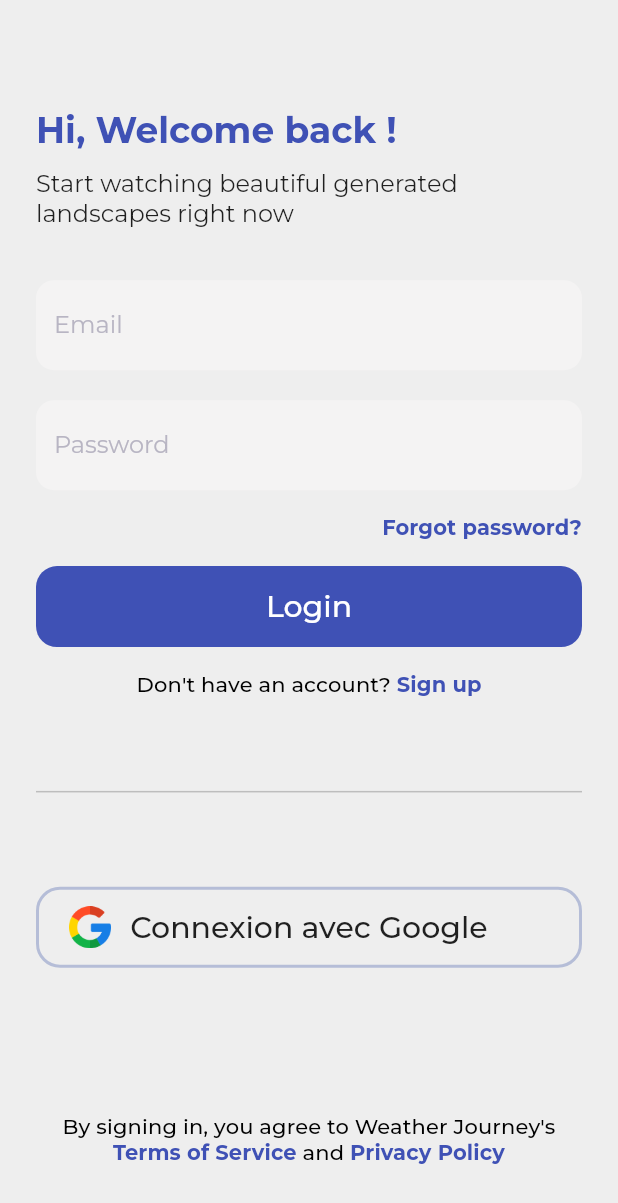
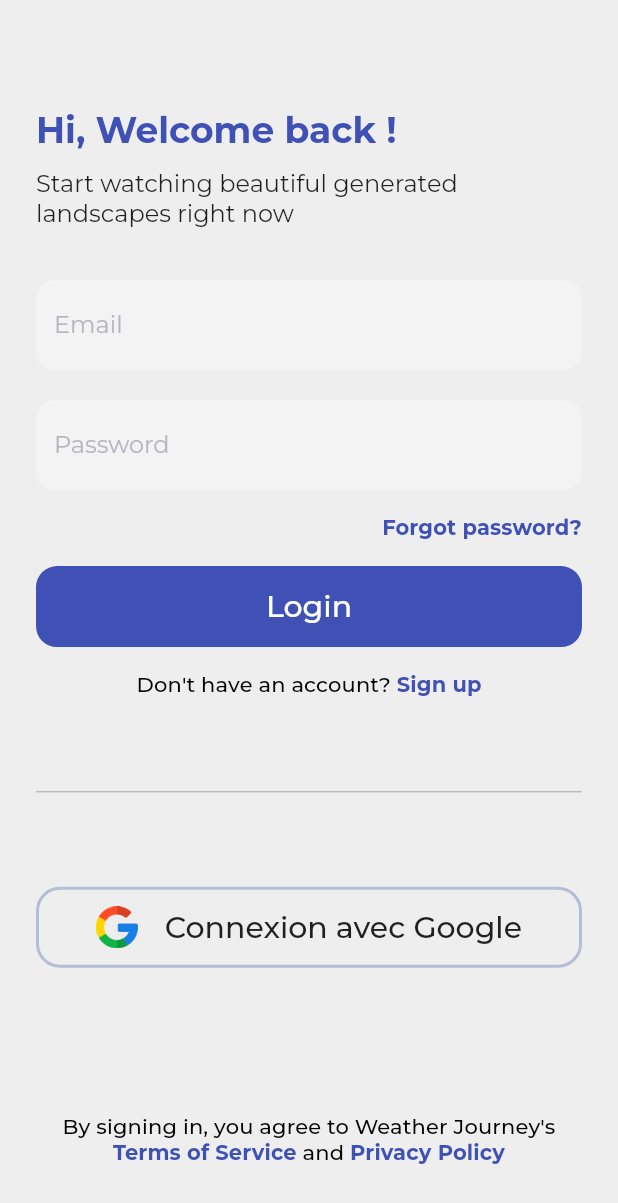
Before and after one commit to BaptisteLecat/weather_journey, a Flutter app: the screen it shows after launch, on a phone screen of 412 x 824 dp. Shown: the top 1203 px of the screen. Run offline on Flutter 3.47's test engine with Material 2 defaults, Android fonts, the phone set to English and light mode, and no system bars; our stand-ins replace cloud_firestore, dio, firebase_auth, firebase_core, flutter_riverpod, flutter_svg and 8 more; missing offline and left inert: the_apple_sign_in, weather_pack; accounts and stored records are empty; generated files the repository leaves out were written again.

Commit message:
Update sign_in_screen.dart

```diff
--- a/lib/src/features/authentication/presentation/sign_in_screen.dart
+++ b/lib/src/features/authentication/presentation/sign_in_screen.dart
@@ -187,24 +187,24 @@ class _SignInScreenState extends ConsumerState<SignInScreen> {
                           false)
                         SecondaryButton(
                             isSubmitable: true,
-                            content: Stack(children: [
-                              Align(
-                                  alignment: Alignment.centerLeft,
-                                  child: Padding(
+                            content: Padding(
                               padding: const EdgeInsets.symmetric(
-                                        horizontal: 20.0),
-                                    child: SizedBox(
+                                  horizontal: 20.0, vertical: 8),
+                              child: Row(
+                                  mainAxisAlignment:
+                                      MainAxisAlignment.spaceEvenly,
+                                  children: [
+                                    SizedBox(
                                         height: 28,
                                         width: 28,
                                         child: Image.asset(
                                             "assets/icons/apple.png")),
-                                  )),
-                              Center(
-                                  child: Text("Connexion avec Apple",
+                                    Text("Connexion avec Apple",
                                         style: Theme.of(context)
                                             .textTheme
-                                          .headline6)),
+                                            .headline6),
                                   ]),
+                            ),
                             onSubmit: () {
                               ref
                                   .read(authControllerProvider.notifier)
@@ -213,23 +213,24 @@ class _SignInScreenState extends ConsumerState<SignInScreen> {
                             }),
                       SecondaryButton(
                           isSubmitable: true,
-                          content: Stack(children: [
-                            Align(
-                                alignment: Alignment.centerLeft,
-                                child: Padding(
+                          content: Padding(
                             padding: const EdgeInsets.symmetric(
-                                      horizontal: 20.0),
-                                  child: SizedBox(
+                                horizontal: 20.0, vertical: 8),
+                            child: Row(
+                                mainAxisAlignment:
+                                    MainAxisAlignment.spaceEvenly,
+                                children: [
+                                  SizedBox(
                                       height: 28,
                                       width: 28,
                                       child: Image.asset(
                                           "assets/icons/google.png")),
-                                )),
-                            Center(
-                                child: Text("Connexion avec Google",
-                                    style:
-                                        Theme.of(context).textTheme.headline6)),
+                                  Text("Connexion avec Google",
+                                      style: Theme.of(context)
+                                          .textTheme
+                                          .headline6),
                                 ]),
+                          ),
                           onSubmit: () {
                             ref
                                 .read(authControllerProvider.notifier)
```
Lines whose indentation alone changed are shown as unchanged.
